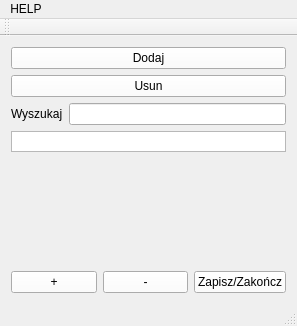
The window that mainwindow.ui (mszlachetka/spis) describes before a commit, drawn with Qt 5.
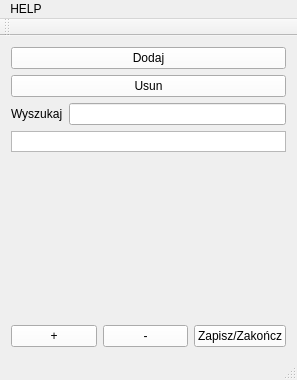
The same window after the commit. Icons and pictures are not drawn.

Patch:
```diff
--- a/mainwindow.ui
+++ b/mainwindow.ui
@@ -7,7 +7,7 @@
     <x>0</x>
     <y>0</y>
     <width>296</width>
-    <height>326</height>
+    <height>380</height>
    </rect>
   </property>
   <property name="palette">
```
Left out of the diff: 77 changed lines with no effect on the pictures.
